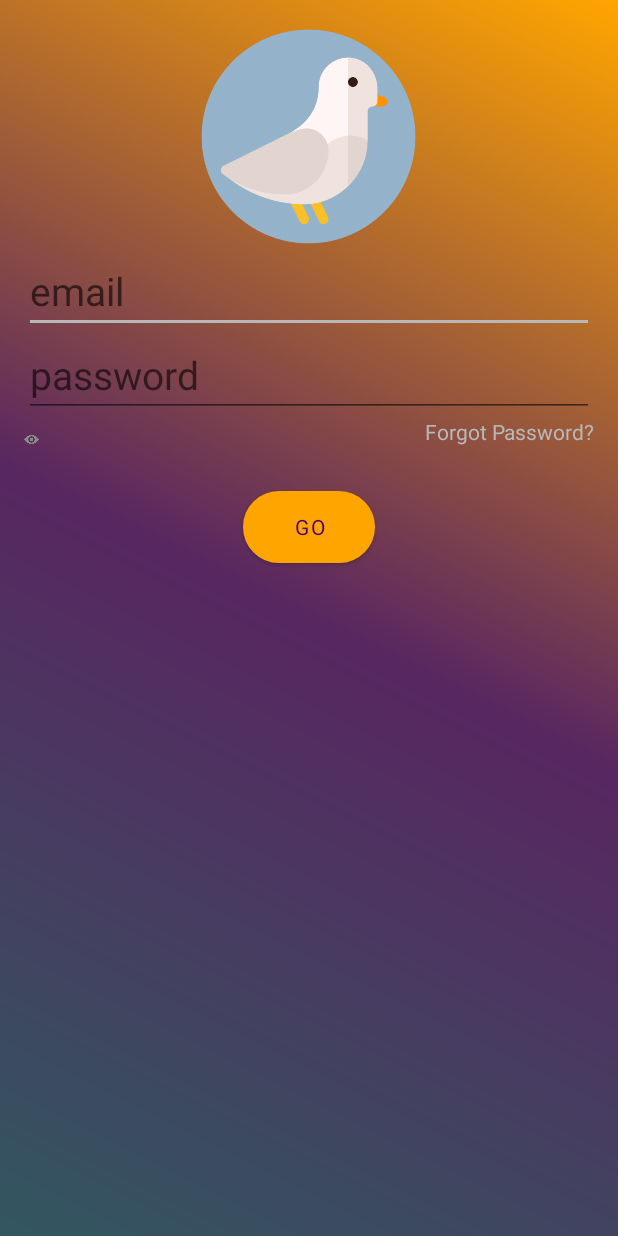
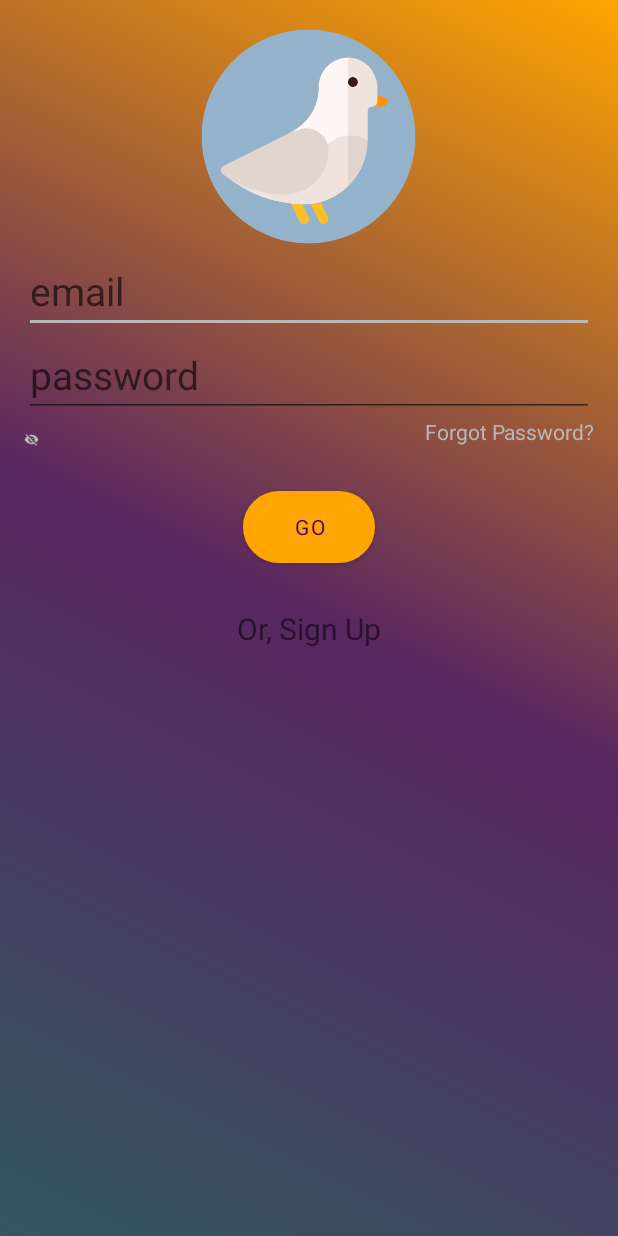
Before and after one commit to maharshi66/PseudoGen, an Android app: the EmailSignInActivity screen opened directly, with no data from a screen before it, on a phone screen of 412 x 824 dp. Run offline under Robolectric (Android 15) with nearby library versions, the phone set to English and light mode, and no system bars; our stand-ins replace Firebase (no records; nobody signed in at launch, a user with empty details on screens opened directly); Roboto replaces fonts that are not available here.

Commit message:
Made changes to email sign in

```diff
--- /dev/null
+++ b/app/src/main/res/drawable/visible_icon.xml
@@ -0,0 +1,5 @@
+<vector android:height="24dp" android:tint="@color/light_grey"
+    android:viewportHeight="24" android:viewportWidth="24"
+    android:width="24dp" xmlns:android="http://schemas.android.com/apk/res/android">
+    <path android:fillColor="@android:color/white" android:pathData="M12,4.5C7,4.5 2.73,7.61 1,12c1.73,4.39 6,7.5 11,7.5s9.27,-3.11 11,-7.5c-1.73,-4.39 -6,-7.5 -11,-7.5zM12,17c-2.76,0 -5,-2.24 -5,-5s2.24,-5 5,-5 5,2.24 5,5 -2.24,5 -5,5zM12,9c-1.66,0 -3,1.34 -3,3s1.34,3 3,3 3,-1.34 3,-3 -1.34,-3 -3,-3z"/>
+</vector>
--- /dev/null
+++ b/app/src/main/res/drawable/visible_off_icon.xml
@@ -0,0 +1,5 @@
+<vector android:height="24dp" android:tint="@color/light_grey"
+    android:viewportHeight="24" android:viewportWidth="24"
+    android:width="24dp" xmlns:android="http://schemas.android.com/apk/res/android">
+    <path android:fillColor="@android:color/white" android:pathData="M12,7c2.76,0 5,2.24 5,5 0,0.65 -0.13,1.26 -0.36,1.83l2.92,2.92c1.51,-1.26 2.7,-2.89 3.43,-4.75 -1.73,-4.39 -6,-7.5 -11,-7.5 -1.4,0 -2.74,0.25 -3.98,0.7l2.16,2.16C10.74,7.13 11.35,7 12,7zM2,4.27l2.28,2.28 0.46,0.46C3.08,8.3 1.78,10.02 1,12c1.73,4.39 6,7.5 11,7.5 1.55,0 3.03,-0.3 4.38,-0.84l0.42,0.42L19.73,22 21,20.73 3.27,3 2,4.27zM7.53,9.8l1.55,1.55c-0.05,0.21 -0.08,0.43 -0.08,0.65 0,1.66 1.34,3 3,3 0.22,0 0.44,-0.03 0.65,-0.08l1.55,1.55c-0.67,0.33 -1.41,0.53 -2.2,0.53 -2.76,0 -5,-2.24 -5,-5 0,-0.79 0.2,-1.53 0.53,-2.2zM11.84,9.02l3.15,3.15 0.02,-0.16c0,-1.66 -1.34,-3 -3,-3l-0.17,0.01z"/>
+</vector>
--- a/app/src/main/res/layout/activity_email_sign_in.xml
+++ b/app/src/main/res/layout/activity_email_sign_in.xml
@@ -45,13 +45,25 @@
         android:layout_marginTop="30dp"
         android:text="Go">
     </Button>
+    <TextView
+        android:layout_width="120dp"
+        android:layout_height="40dp"
+        android:layout_below="@+id/emailSignInButton"
+        android:clickable="true"
+        android:onClick="signUpClicked"
+        android:textAlignment="center"
+        android:layout_centerHorizontal="true"
+        android:layout_marginTop="30dp"
+        android:textSize="20dp"
+        android:text="Or, Sign Up">
+    </TextView>
     <ImageView
         android:id="@+id/passwordShowHideImageView"
         android:layout_width="30dp"
         android:layout_height="30dp"
         android:layout_below="@+id/passwordEditText"
         android:paddingEnd="30px"
-        android:src="@drawable/showpassword"
+        android:src="@drawable/visible_off_icon"
         android:onClick="showPasswordClicked"/>
     <TextView
         android:id="@+id/forgotPasswordTextView"
```
Also changed, not shown: app/src/main/java/com/maharshiappdev/pseudogen/ChallengesActivity.java (+7 -0 lines), app/src/main/java/com/maharshiappdev/pseudogen/CodeEditorFragment.java (+50 -60 lines), app/src/main/java/com/maharshiappdev/pseudogen/EmailSignInActivity.java (+25 -16 lines), app/src/main/java/com/maharshiappdev/pseudogen/UsingPseudoGenActivity.java (+16 -0 lines), app/src/main/res/layout/activity_editor_settings.xml (+9 -10 lines), app/src/main/res/layout/activity_using_pseudogen.xml (+10 -0 lines).
